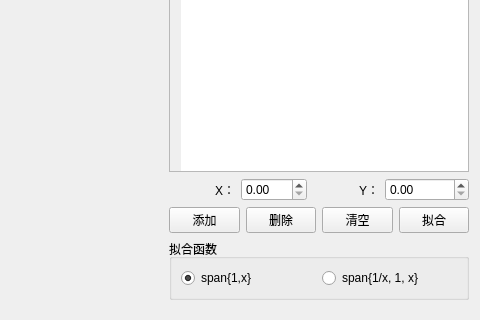
Above: energycalibrationform.ui from MrXiaomao/Cu_Activation before the change; both pictures show x 676 to 1156 and y 359 to 679 of the 1156 by 679 pixel window. Below: the same form after it.
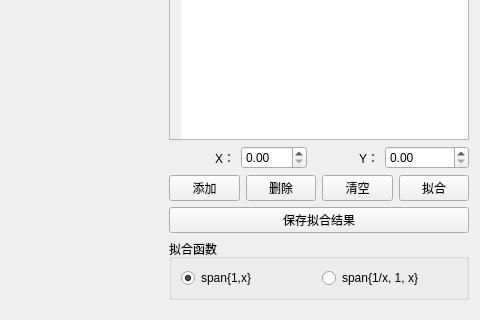
That is the form after the change.

The edit to the form file:
```diff
--- a/energycalibrationform.ui
+++ b/energycalibrationform.ui
@@ -283,6 +283,13 @@
         </item>
        </layout>
       </item>
+      <item>
+       <widget class="QPushButton" name="pushButton">
+        <property name="text">
+         <string>保存拟合结果</string>
+        </property>
+       </widget>
+      </item>
       <item>
        <widget class="QGroupBox" name="groupBox">
         <property name="title">
```
